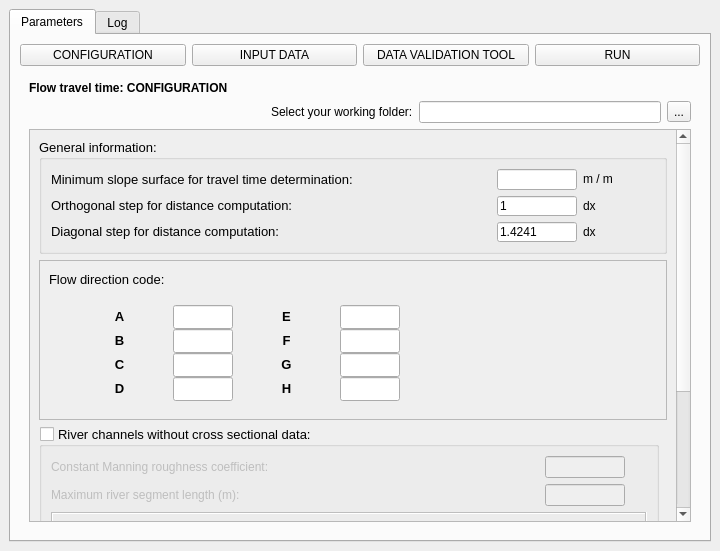
This is hidroPixel_dialog_flow_tt.ui in J1Vitor/HidroPixel_test as Qt 5 draws it before an edit. The edited form follows.
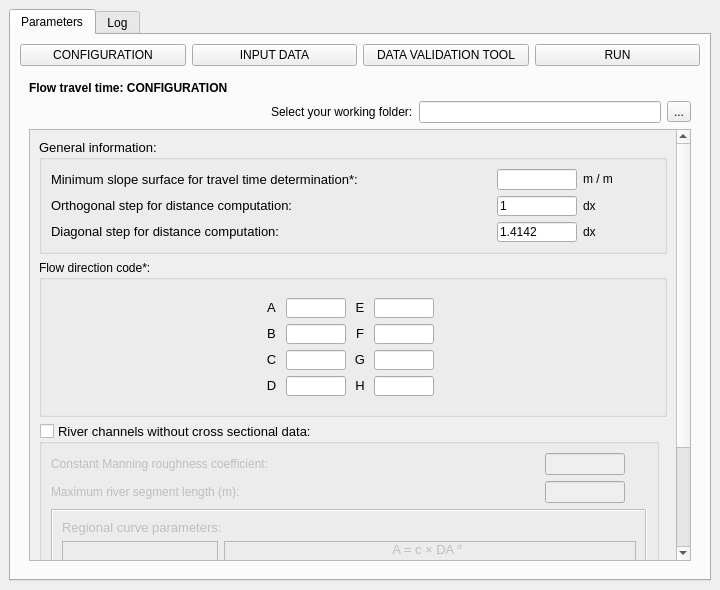
This is the edited form. Icons and pictures are not drawn.

```diff
--- a/hidroPixel_dialog_flow_tt.ui
+++ b/hidroPixel_dialog_flow_tt.ui
@@ -7,7 +7,7 @@
     <x>0</x>
     <y>0</y>
     <width>720</width>
-    <height>551</height>
+    <height>590</height>
    </rect>
   </property>
   <property name="windowTitle">
@@ -127,6 +127,9 @@
                 <verstretch>0</verstretch>
                </sizepolicy>
               </property>
+              <property name="verticalScrollBarPolicy">
+               <enum>Qt::ScrollBarAlwaysOn</enum>
+              </property>
               <property name="horizontalScrollBarPolicy">
                <enum>Qt::ScrollBarAsNeeded</enum>
               </property>
@@ -139,9 +142,15 @@
                  <x>0</x>
                  <y>0</y>
                  <width>641</width>
-                 <height>651</height>
+                 <height>590</height>
                 </rect>
                </property>
+               <layout class="QGridLayout" name="gridLayout_6">
+                <item row="0" column="0">
+                 <layout class="QVBoxLayout" name="verticalLayout_6">
+                  <item>
+                   <layout class="QVBoxLayout" name="verticalLayout_5">
+                    <item>
                <layout class="QGridLayout" name="gridLayout_67">
                 <item row="0" column="0">
                  <widget class="QGroupBox" name="groupBox">
@@ -328,7 +337,7 @@
                             </font>
                            </property>
                            <property name="text">
-                            <string>&lt;html&gt;&lt;head/&gt;&lt;body&gt;&lt;p align=&quot;justify&quot;&gt;&lt;span style=&quot; font-size:10pt;&quot;&gt;Minimum slope surface for travel time determination:&lt;/span&gt;&lt;/p&gt;&lt;/body&gt;&lt;/html&gt;</string>
+                                  <string>&lt;html&gt;&lt;head/&gt;&lt;body&gt;&lt;p align=&quot;justify&quot;&gt;&lt;span style=&quot; font-size:10pt;&quot;&gt;Minimum slope surface for travel time determination*:&lt;/span&gt;&lt;/p&gt;&lt;/body&gt;&lt;/html&gt;</string>
                            </property>
                           </widget>
                          </item>
@@ -362,7 +371,7 @@
                             </font>
                            </property>
                            <property name="text">
-                            <string>1.4241</string>
+                                  <string>1.4142</string>
                            </property>
                           </widget>
                          </item>
@@ -456,87 +465,91 @@
                  </widget>
                 </item>
                 <item row="1" column="0">
-                 <widget class="QFrame" name="frame_2">
-                  <property name="sizePolicy">
-                   <sizepolicy hsizetype="Expanding" vsizetype="Expanding">
-                    <horstretch>0</horstretch>
-                    <verstretch>0</verstretch>
-                   </sizepolicy>
-                  </property>
+                       <widget class="QGroupBox" name="groupBox_2">
                   <property name="maximumSize">
                    <size>
                     <width>630</width>
-                    <height>220</height>
-                   </size>
-                  </property>
-                  <property name="frameShape">
-                   <enum>QFrame::StyledPanel</enum>
-                  </property>
-                  <property name="frameShadow">
-                   <enum>QFrame::Raised</enum>
-                  </property>
-                  <layout class="QGridLayout" name="gridLayout_68">
-                   <item row="2" column="0">
-                    <widget class="QWidget" name="widget" native="true">
-                     <property name="sizePolicy">
-                      <sizepolicy hsizetype="Maximum" vsizetype="Preferred">
-                       <horstretch>0</horstretch>
-                       <verstretch>0</verstretch>
-                      </sizepolicy>
-                     </property>
-                     <property name="maximumSize">
+                          <height>160</height>
+                         </size>
+                        </property>
+                        <property name="title">
+                         <string>Flow direction code*:</string>
+                        </property>
+                        <layout class="QHBoxLayout" name="horizontalLayout_6">
+                         <item>
+                          <spacer name="horizontalSpacer_4">
+                           <property name="orientation">
+                            <enum>Qt::Horizontal</enum>
+                           </property>
+                           <property name="sizeHint" stdset="0">
                       <size>
-                       <width>360</width>
-                       <height>16777215</height>
-                      </size>
-                     </property>
-                     <layout class="QGridLayout" name="gridLayout_11">
-                      <item row="0" column="0">
-                       <layout class="QGridLayout" name="gridLayout_6">
-                        <property name="topMargin">
-                         <number>0</number>
-                        </property>
-                        <property name="horizontalSpacing">
-                         <number>1</number>
-                        </property>
-                        <property name="verticalSpacing">
-                         <number>3</number>
-                        </property>
-                        <item row="0" column="0">
+                             <width>40</width>
+                             <height>20</height>
+                            </size>
+                           </property>
+                          </spacer>
+                         </item>
+                         <item>
                          <widget class="QLabel" name="label_65">
+                           <property name="maximumSize">
+                            <size>
+                             <width>100</width>
+                             <height>100</height>
+                            </size>
+                           </property>
                           <property name="text">
                            <string/>
                           </property>
+                           <property name="textFormat">
+                            <enum>Qt::MarkdownText</enum>
+                           </property>
                           <property name="pixmap">
                            <pixmap resource="resources.qrc">:/plugins/hidroPixel/icons/icons/flowdirs.png</pixmap>
                           </property>
-                         </widget>
-                        </item>
-                        <item row="0" column="1">
+                           <property name="scaledContents">
+                            <bool>true</bool>
+                           </property>
+                          </widget>
+                         </item>
+                         <item>
+                          <widget class="QFrame" name="frame_2">
+                           <property name="sizePolicy">
+                            <sizepolicy hsizetype="Expanding" vsizetype="Expanding">
+                             <horstretch>0</horstretch>
+                             <verstretch>0</verstretch>
+                            </sizepolicy>
+                           </property>
+                           <property name="maximumSize">
+                            <size>
+                             <width>200</width>
+                             <height>120</height>
+                            </size>
+                           </property>
+                           <property name="frameShape">
+                            <enum>QFrame::NoFrame</enum>
+                           </property>
+                           <property name="frameShadow">
+                            <enum>QFrame::Raised</enum>
+                           </property>
                          <layout class="QGridLayout" name="gridLayout_4">
                           <item row="0" column="0">
-                           <layout class="QVBoxLayout" name="verticalLayout_3">
-                            <item>
-                             <layout class="QHBoxLayout" name="horizontalLayout_11">
-                              <item>
                                <widget class="QLabel" name="label_10">
+                              <property name="font">
+                               <font>
+                                <pointsize>7</pointsize>
+                               </font>
+                              </property>
                                 <property name="text">
-                                 <string>&lt;html&gt;&lt;head/&gt;&lt;body&gt;&lt;p align=&quot;center&quot;&gt;&lt;span style=&quot; font-size:10pt; font-weight:700;&quot;&gt;A&lt;/span&gt;&lt;/p&gt;&lt;/body&gt;&lt;/html&gt;</string>
+                               <string>&lt;html&gt;&lt;head/&gt;&lt;body&gt;&lt;p align=&quot;center&quot;&gt;&lt;span style=&quot; font-size:10pt;&quot;&gt;A&lt;/span&gt;&lt;/p&gt;&lt;/body&gt;&lt;/html&gt;</string>
                                 </property>
                                </widget>
                               </item>
-                              <item>
+                            <item row="0" column="1">
                                <widget class="QLineEdit" name="le_5_pg1">
-                                <property name="minimumSize">
-                                 <size>
-                                  <width>60</width>
-                                  <height>24</height>
-                                 </size>
-                                </property>
                                 <property name="maximumSize">
                                  <size>
                                   <width>60</width>
-                                  <height>24</height>
+                                <height>20</height>
                                  </size>
                                 </property>
                                 <property name="inputMethodHints">
@@ -544,296 +557,142 @@
                                 </property>
                                </widget>
                               </item>
-                             </layout>
-                            </item>
-                            <item>
-                             <spacer name="verticalSpacer_13">
-                              <property name="orientation">
-                               <enum>Qt::Vertical</enum>
-                              </property>
-                              <property name="sizeHint" stdset="0">
-                               <size>
-                                <width>242</width>
-                                <height>13</height>
-                               </size>
-                              </property>
-                             </spacer>
-                            </item>
-                            <item>
-                             <layout class="QHBoxLayout" name="horizontalLayout_17">
-                              <item>
-                               <widget class="QLabel" name="label_20">
-                                <property name="text">
-                                 <string>&lt;html&gt;&lt;head/&gt;&lt;body&gt;&lt;p align=&quot;center&quot;&gt;&lt;span style=&quot; font-size:10pt; font-weight:700;&quot;&gt;B&lt;/span&gt;&lt;/p&gt;&lt;/body&gt;&lt;/html&gt;</string>
-                                </property>
-                               </widget>
-                              </item>
-                              <item>
-                               <widget class="QLineEdit" name="le_6_pg1">
-                                <property name="minimumSize">
-                                 <size>
-                                  <width>60</width>
-                                  <height>24</height>
-                                 </size>
-                                </property>
-                                <property name="maximumSize">
-                                 <size>
-                                  <width>60</width>
-                                  <height>24</height>
-                                 </size>
-                                </property>
-                               </widget>
-                              </item>
-                             </layout>
-                            </item>
-                            <item>
-                             <spacer name="verticalSpacer_14">
-                              <property name="orientation">
-                               <enum>Qt::Vertical</enum>
-                              </property>
-                              <property name="sizeHint" stdset="0">
-                               <size>
-                                <width>242</width>
-                                <height>13</height>
-                               </size>
-                              </property>
-                             </spacer>
-                            </item>
-                            <item>
-                             <layout class="QHBoxLayout" name="horizontalLayout_18">
-                              <item>
-                               <widget class="QLabel" name="label_19">
-                                <property name="text">
-                                 <string>&lt;html&gt;&lt;head/&gt;&lt;body&gt;&lt;p align=&quot;center&quot;&gt;&lt;span style=&quot; font-size:10pt; font-weight:700;&quot;&gt;C&lt;/span&gt;&lt;/p&gt;&lt;/body&gt;&lt;/html&gt;</string>
-                                </property>
-                               </widget>
-                              </item>
-                              <item>
-                               <widget class="QLineEdit" name="le_7_pg1">
-                                <property name="minimumSize">
-                                 <size>
-                                  <width>60</width>
-                                  <height>24</height>
-                                 </size>
-                                </property>
-                                <property name="maximumSize">
-                                 <size>
-                                  <width>60</width>
-                                  <height>24</height>
-                                 </size>
-                                </property>
-                               </widget>
-                              </item>
-                             </layout>
-                            </item>
-                            <item>
-                             <spacer name="verticalSpacer_15">
-                              <property name="orientation">
-                               <enum>Qt::Vertical</enum>
-                              </property>
-                              <property name="sizeHint" stdset="0">
-                               <size>
-                                <width>242</width>
-                                <height>13</height>
-                               </size>
-                              </property>
-                             </spacer>
-                            </item>
-                            <item>
-                             <layout class="QHBoxLayout" name="horizontalLayout_19">
-                              <item>
-                               <widget class="QLabel" name="label_16">
-                                <property name="text">
-                                 <string>&lt;html&gt;&lt;head/&gt;&lt;body&gt;&lt;p align=&quot;center&quot;&gt;&lt;span style=&quot; font-size:10pt; font-weight:700;&quot;&gt;D&lt;/span&gt;&lt;/p&gt;&lt;/body&gt;&lt;/html&gt;</string>
-                                </property>
-                               </widget>
-                              </item>
-                              <item>
-                               <widget class="QLineEdit" name="le_8_pg1">
-                                <property name="minimumSize">
-                                 <size>
-                                  <width>60</width>
-                                  <height>24</height>
-                                 </size>
-                                </property>
-                                <property name="maximumSize">
-                                 <size>
-                                  <width>60</width>
-                                  <height>24</height>
-                                 </size>
-                                </property>
-                               </widget>
-                              </item>
-                             </layout>
-                            </item>
-                           </layout>
-                          </item>
-                          <item row="0" column="1">
-                           <layout class="QVBoxLayout" name="verticalLayout_9">
-                            <item>
-                             <layout class="QHBoxLayout" name="horizontalLayout_20">
-                              <item>
+                            <item row="0" column="2">
                                <widget class="QLabel" name="label_21">
                                 <property name="text">
-                                 <string>&lt;html&gt;&lt;head/&gt;&lt;body&gt;&lt;p align=&quot;center&quot;&gt;&lt;span style=&quot; font-size:10pt; font-weight:700;&quot;&gt;E&lt;/span&gt;&lt;/p&gt;&lt;/body&gt;&lt;/html&gt;</string>
+                               <string>&lt;html&gt;&lt;head/&gt;&lt;body&gt;&lt;p align=&quot;center&quot;&gt;&lt;span style=&quot; font-size:10pt;&quot;&gt;E&lt;/span&gt;&lt;/p&gt;&lt;/body&gt;&lt;/html&gt;</string>
                                 </property>
                                </widget>
                               </item>
-                              <item>
+                            <item row="0" column="3">
                                <widget class="QLineEdit" name="le_9_pg1">
-                                <property name="minimumSize">
-                                 <size>
-                                  <width>60</width>
-                                  <height>24</height>
-                                 </size>
-                                </property>
                                 <property name="maximumSize">
                                  <size>
                                   <width>60</width>
-                                  <height>24</height>
+                                <height>20</height>
                                  </size>
                                 </property>
                                </widget>
                               </item>
-                             </layout>
-                            </item>
-                            <item>
-                             <spacer name="verticalSpacer_16">
-                              <property name="orientation">
-                               <enum>Qt::Vertical</enum>
+                            <item row="1" column="0">
+                             <widget class="QLabel" name="label_20">
+                              <property name="text">
+                               <string>&lt;html&gt;&lt;head/&gt;&lt;body&gt;&lt;p align=&quot;center&quot;&gt;&lt;span style=&quot; font-size:10pt;&quot;&gt;B&lt;/span&gt;&lt;/p&gt;&lt;/body&gt;&lt;/html&gt;</string>
                               </property>
-                              <property name="sizeHint" stdset="0">
+                             </widget>
+                            </item>
+                            <item row="1" column="1">
+                             <widget class="QLineEdit" name="le_6_pg1">
+                              <property name="maximumSize">
                                <size>
-                                <width>239</width>
-                                <height>13</height>
+                                <width>60</width>
+                                <height>20</height>
                                </size>
                               </property>
-                             </spacer>
+                             </widget>
                             </item>
-                            <item>
-                             <layout class="QHBoxLayout" name="horizontalLayout_21">
-                              <item>
+                            <item row="1" column="2">
                                <widget class="QLabel" name="label_15">
                                 <property name="text">
-                                 <string>&lt;html&gt;&lt;head/&gt;&lt;body&gt;&lt;p align=&quot;center&quot;&gt;&lt;span style=&quot; font-size:10pt; font-weight:700;&quot;&gt;F&lt;/span&gt;&lt;/p&gt;&lt;/body&gt;&lt;/html&gt;</string>
+                               <string>&lt;html&gt;&lt;head/&gt;&lt;body&gt;&lt;p align=&quot;center&quot;&gt;&lt;span style=&quot; font-size:10pt;&quot;&gt;F&lt;/span&gt;&lt;/p&gt;&lt;/body&gt;&lt;/html&gt;</string>
                                 </property>
                                </widget>
                               </item>
-                              <item>
+                            <item row="1" column="3">
                                <widget class="QLineEdit" name="le_10_pg1">
-                                <property name="minimumSize">
-                                 <size>
-                                  <width>60</width>
-                                  <height>24</height>
-                                 </size>
-                                </property>
                                 <property name="maximumSize">
                                  <size>
                                   <width>60</width>
-                                  <height>24</height>
+                                <height>20</height>
                                  </size>
                                 </property>
                                </widget>
                               </item>
-                             </layout>
-                            </item>
-                            <item>
-                             <spacer name="verticalSpacer_17">
-                              <property name="orientation">
-                               <enum>Qt::Vertical</enum>
+                            <item row="2" column="0">
+                             <widget class="QLabel" name="label_19">
+                              <property name="text">
+                               <string>&lt;html&gt;&lt;head/&gt;&lt;body&gt;&lt;p align=&quot;center&quot;&gt;&lt;span style=&quot; font-size:10pt;&quot;&gt;C&lt;/span&gt;&lt;/p&gt;&lt;/body&gt;&lt;/html&gt;</string>
                               </property>
-                              <property name="sizeHint" stdset="0">
+                             </widget>
+                            </item>
+                            <item row="2" column="1">
+                             <widget class="QLineEdit" name="le_7_pg1">
+                              <property name="maximumSize">
                                <size>
-                                <width>239</width>
-                                <height>13</height>
+                                <width>60</width>
+                                <height>20</height>
                                </size>
                               </property>
-                             </spacer>
+                             </widget>
                             </item>
-                            <item>
-                             <layout class="QHBoxLayout" name="horizontalLayout_22">
-                              <item>
+                            <item row="2" column="2">
                                <widget class="QLabel" name="label_17">
                                 <property name="text">
-                                 <string>&lt;html&gt;&lt;head/&gt;&lt;body&gt;&lt;p align=&quot;center&quot;&gt;&lt;span style=&quot; font-size:10pt; font-weight:700;&quot;&gt;G&lt;/span&gt;&lt;/p&gt;&lt;/body&gt;&lt;/html&gt;</string>
+                               <string>&lt;html&gt;&lt;head/&gt;&lt;body&gt;&lt;p align=&quot;center&quot;&gt;&lt;span style=&quot; font-size:10pt;&quot;&gt;G&lt;/span&gt;&lt;/p&gt;&lt;/body&gt;&lt;/html&gt;</string>
                                 </property>
                                </widget>
                               </item>
-                              <item>
+                            <item row="2" column="3">
                                <widget class="QLineEdit" name="le_11_pg1">
-                                <property name="minimumSize">
-                                 <size>
-                                  <width>60</width>
-                                  <height>24</height>
-                                 </size>
-                                </property>
                                 <property name="maximumSize">
                                  <size>
                                   <width>60</width>
-                                  <height>24</height>
+                                <height>20</height>
                                  </size>
                                 </property>
                                </widget>
                               </item>
-                             </layout>
-                            </item>
-                            <item>
-                             <spacer name="verticalSpacer_18">
-                              <property name="orientation">
-                               <enum>Qt::Vertical</enum>
+                            <item row="3" column="0">
+                             <widget class="QLabel" name="label_16">
+                              <property name="text">
+                               <string>&lt;html&gt;&lt;head/&gt;&lt;body&gt;&lt;p align=&quot;center&quot;&gt;&lt;span style=&quot; font-size:10pt;&quot;&gt;D&lt;/span&gt;&lt;/p&gt;&lt;/body&gt;&lt;/html&gt;</string>
                               </property>
-                              <property name="sizeHint" stdset="0">
+                             </widget>
+                            </item>
+                            <item row="3" column="1">
+                             <widget class="QLineEdit" name="le_8_pg1">
+                              <property name="maximumSize">
                                <size>
-                                <width>239</width>
-                                <height>13</height>
+                                <width>60</width>
+                                <height>20</height>
                                </size>
                               </property>
-                             </spacer>
+                             </widget>
                             </item>
-                            <item>
-                             <layout class="QHBoxLayout" name="horizontalLayout_23">
-                              <item>
+                            <item row="3" column="2">
                                <widget class="QLabel" name="label_18">
                                 <property name="text">
-                                 <string>&lt;html&gt;&lt;head/&gt;&lt;body&gt;&lt;p align=&quot;center&quot;&gt;&lt;span style=&quot; font-size:10pt; font-weight:700;&quot;&gt;H&lt;/span&gt;&lt;/p&gt;&lt;/body&gt;&lt;/html&gt;</string>
+                               <string>&lt;html&gt;&lt;head/&gt;&lt;body&gt;&lt;p align=&quot;center&quot;&gt;&lt;span style=&quot; font-size:10pt;&quot;&gt;H&lt;/span&gt;&lt;/p&gt;&lt;/body&gt;&lt;/html&gt;</string>
                                 </property>
                                </widget>
                               </item>
-                              <item>
+                            <item row="3" column="3">
                                <widget class="QLineEdit" name="le_12_pg1">
-                                <property name="minimumSize">
-                                 <size>
-                                  <width>60</width>
-                                  <height>24</height>
-                                 </size>
-                                </property>
                                 <property name="maximumSize">
                                  <size>
                                   <width>60</width>
-                                  <height>24</height>
+                                <height>20</height>
                                  </size>
                                 </property>
                                </widget>
                               </item>
                              </layout>
-                            </item>
-                           </layout>
-                          </item>
-                         </layout>
-                        </item>
-                       </layout>
-                      </item>
-                     </layout>
-                    </widget>
-                   </item>
-                   <item row="0" column="0">
-                    <widget class="QLabel" name="label_23">
-                     <property name="text">
-                      <string>&lt;html&gt;&lt;head/&gt;&lt;body&gt;&lt;p align=&quot;justify&quot;&gt;&lt;span style=&quot; font-size:10pt;&quot;&gt;Flow direction code:&lt;/span&gt;&lt;/p&gt;&lt;/body&gt;&lt;/html&gt;</string>
-                     </property>
-                    </widget>
-                   </item>
-                   <item row="0" column="2">
+                          </widget>
+                         </item>
+                         <item>
+                          <spacer name="horizontalSpacer_9">
+                           <property name="orientation">
+                            <enum>Qt::Horizontal</enum>
+                           </property>
+                           <property name="sizeHint" stdset="0">
+                            <size>
+                             <width>40</width>
+                             <height>20</height>
+                            </size>
+                           </property>
+                          </spacer>
+                         </item>
+                         <item>
                     <widget class="QLabel" name="label_24">
                      <property name="sizePolicy">
                       <sizepolicy hsizetype="Preferred" vsizetype="Preferred">
@@ -869,27 +728,16 @@
                       <bool>true</bool>
                      </property>
                      <property name="alignment">
-                      <set>Qt::AlignRight|Qt::AlignTrailing|Qt::AlignVCenter</set>
+                            <set>Qt::AlignHCenter|Qt::AlignTop</set>
                      </property>
                     </widget>
                    </item>
-                   <item row="0" column="1">
-                    <spacer name="horizontalSpacer_4">
-                     <property name="orientation">
-                      <enum>Qt::Horizontal</enum>
-                     </property>
-                     <property name="sizeHint" stdset="0">
-                      <size>
-                       <width>40</width>
-                       <height>20</height>
-                      </size>
-                     </property>
-                    </spacer>
-                   </item>
                   </layout>
                  </widget>
                 </item>
-                <item row="2" column="0">
+                     </layout>
+                    </item>
+                    <item>
                  <widget class="QGroupBox" name="groupBox_3">
                   <property name="sizePolicy">
                    <sizepolicy hsizetype="Expanding" vsizetype="Expanding">
@@ -1167,36 +1015,14 @@
                            <item row="2" column="0">
                             <widget class="QLabel" name="label_52">
                              <property name="text">
-                              <string>&lt;html&gt;
-  &lt;head&gt;
-    &lt;meta charset=&quot;utf-8&quot;&gt;
-  &lt;/head&gt;
-  &lt;body&gt;
-    &lt;p style=&quot;text-align: center;&quot;&gt;
-      &lt;span style=&quot;font-size: 10pt;&quot;&gt;A = g × DA&lt;/span&gt;
-      &lt;span style=&quot;font-size: 10pt; vertical-align: super;&quot;&gt;h&lt;/span&gt;
-    &lt;/p&gt;
-  &lt;/body&gt;
-&lt;/html&gt;
-</string>
+                                  <string>&lt;html&gt;&lt;head/&gt;&lt;body&gt;&lt;p align=&quot;center&quot;&gt;B = g × DA &lt;span style=&quot; vertical-align:super;&quot;&gt;h&lt;/span&gt;&lt;/p&gt;&lt;/body&gt;&lt;/html&gt;</string>
                              </property>
                             </widget>
                            </item>
                            <item row="1" column="0">
                             <widget class="QLabel" name="label_7">
                              <property name="text">
-                              <string>&lt;html&gt;
-  &lt;head&gt;
-    &lt;meta charset=&quot;utf-8&quot;&gt;
-  &lt;/head&gt;
-  &lt;body&gt;
-    &lt;p style=&quot;text-align: center;&quot;&gt;
-      &lt;span style=&quot;font-size: 10pt;&quot;&gt;B = c × DA&lt;/span&gt;
-      &lt;span style=&quot;font-size: 10pt; vertical-align: super;&quot;&gt;d&lt;/span&gt;
-    &lt;/p&gt;
-  &lt;/body&gt;
-&lt;/html&gt;
-</string>
+                                  <string>&lt;html&gt;&lt;head/&gt;&lt;body&gt;&lt;p align=&quot;center&quot;&gt;A = c × DA &lt;span style=&quot; vertical-align:super;&quot;&gt;d&lt;/span&gt;&lt;/p&gt;&lt;/body&gt;&lt;/html&gt;</string>
                              </property>
                             </widget>
                            </item>
@@ -1448,7 +1274,9 @@
                   </layout>
                  </widget>
                 </item>
-                <item row="3" column="0">
+                   </layout>
+                  </item>
+                  <item>
                  <layout class="QGridLayout" name="gridLayout_46">
                   <item row="0" column="2">
                    <widget class="QPushButton" name="btn_help_pg1">
@@ -1474,6 +1302,8 @@
                  </layout>
                 </item>
                </layout>
+                </item>
+               </layout>
               </widget>
              </widget>
             </item>
```
Left out of the diff: 136 changed lines with no effect on the pictures. Lines whose indentation alone changed are shown as unchanged.
